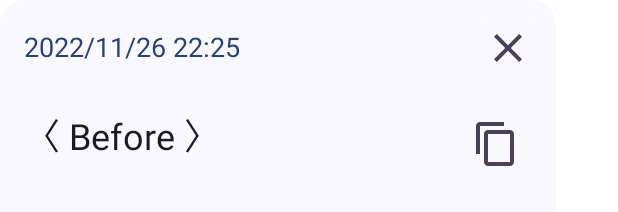
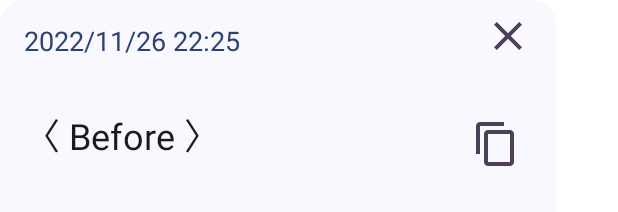
Before and after one commit to kosenda/hiragana-converter, an Android app built with Jetpack Compose: the @Preview function PreviewConvertHistoryDetailDialogContent_Light, on a phone screen of 412 x 824 dp. Shown: the top 212 px of the screen. Run offline under Robolectric (Android 15) with nearby library versions, the light colour scheme and no system bars; our stand-ins replace Room's generated code; Roboto replaces fonts that are not available here.

Commit message:
feature: lock DialogCloseButton

```diff
--- a/app/src/main/java/ksnd/hiraganaconverter/view/dialog/ConvertHistoryDetailDialog.kt
+++ b/app/src/main/java/ksnd/hiraganaconverter/view/dialog/ConvertHistoryDetailDialog.kt
@@ -66,11 +66,7 @@ private fun ConvertHistoryDetailDialogContent(
             .fillMaxWidth(0.90f)
             .clip(RoundedCornerShape(16.dp)),
     ) {
-        Column(
-            modifier = Modifier
-                .fillMaxSize()
-                .verticalScroll(rememberScrollState()),
-        ) {
+        Column(modifier = Modifier.fillMaxSize()) {
             DialogCloseButton(
                 leftContent = {
                     Text(
@@ -82,6 +78,7 @@ private fun ConvertHistoryDetailDialogContent(
                 },
                 onCloseClick = onCloseClick
             )
+            Column(modifier = Modifier.verticalScroll(rememberScrollState())) {
                 BeforeOrAfterText(
                     historyData = historyData,
                     isBefore = true,
@@ -97,6 +94,7 @@ private fun ConvertHistoryDetailDialogContent(
                     isBefore = false,
                     clipboardManager = clipboardManager,
                 )
+            }
         }
     }
 }
--- a/app/src/main/java/ksnd/hiraganaconverter/view/dialog/ConvertHistoryDialog.kt
+++ b/app/src/main/java/ksnd/hiraganaconverter/view/dialog/ConvertHistoryDialog.kt
@@ -97,7 +97,7 @@ private fun ConvertHistoryDialogContent(
             if (convertHistoryUiState.convertHistories.isEmpty()) {
                 EmptyHistoryImage()
             } else {
-                LazyColumn {
+                LazyColumn{
                     items(
                         items = convertHistoryUiState.convertHistories,
                         key = { history -> history.id },
--- a/app/src/main/java/ksnd/hiraganaconverter/view/dialog/DialogCloseButton.kt
+++ b/app/src/main/java/ksnd/hiraganaconverter/view/dialog/DialogCloseButton.kt
@@ -17,12 +17,13 @@ fun DialogCloseButton(
     onCloseClick: () -> Unit,
 ) {
     Row(
+        modifier = Modifier.padding(bottom = 8.dp),
         verticalAlignment = Alignment.CenterVertically,
     ) {
         leftContent()
         Spacer(modifier = Modifier.weight(1f))
         CustomIconButton(
-            modifier = Modifier.padding(top = 8.dp, end = 8.dp),
+            modifier = Modifier.padding(end = 8.dp),
             contentDescription = "",
             painter = painterResource(id = R.drawable.baseline_close_24),
             onClick = onCloseClick,
--- a/app/src/main/java/ksnd/hiraganaconverter/view/dialog/SelectLanguageDialog.kt
+++ b/app/src/main/java/ksnd/hiraganaconverter/view/dialog/SelectLanguageDialog.kt
@@ -9,7 +9,9 @@ import androidx.compose.foundation.layout.fillMaxSize
 import androidx.compose.foundation.layout.fillMaxWidth
 import androidx.compose.foundation.layout.height
 import androidx.compose.foundation.layout.padding
+import androidx.compose.foundation.rememberScrollState
 import androidx.compose.foundation.shape.RoundedCornerShape
+import androidx.compose.foundation.verticalScroll
 import androidx.compose.material3.Surface
 import androidx.compose.runtime.Composable
 import androidx.compose.ui.Alignment
@@ -66,6 +68,7 @@ private fun SelectLanguageDialogContent(
             horizontalAlignment = Alignment.CenterHorizontally,
         ) {
             DialogCloseButton(onCloseClick = onCloseClick)
+            Column(modifier = Modifier.verticalScroll(rememberScrollState())) {
                 displayLanguageList.forEachIndexed { index, language ->
                     LanguageCard(
                         modifier = Modifier.weight(1f),
@@ -75,6 +78,7 @@ private fun SelectLanguageDialogContent(
                     )
                 }
                 Spacer(modifier = Modifier.height(24.dp))
+            }
         }
     }
 }
```
Also changed, not shown: app/src/main/java/ksnd/hiraganaconverter/view/dialog/InfoDialog.kt (+9 -8 lines), app/src/main/java/ksnd/hiraganaconverter/view/dialog/SettingDialog.kt (+4 -5 lines). Lines whose indentation alone changed are shown as unchanged.
